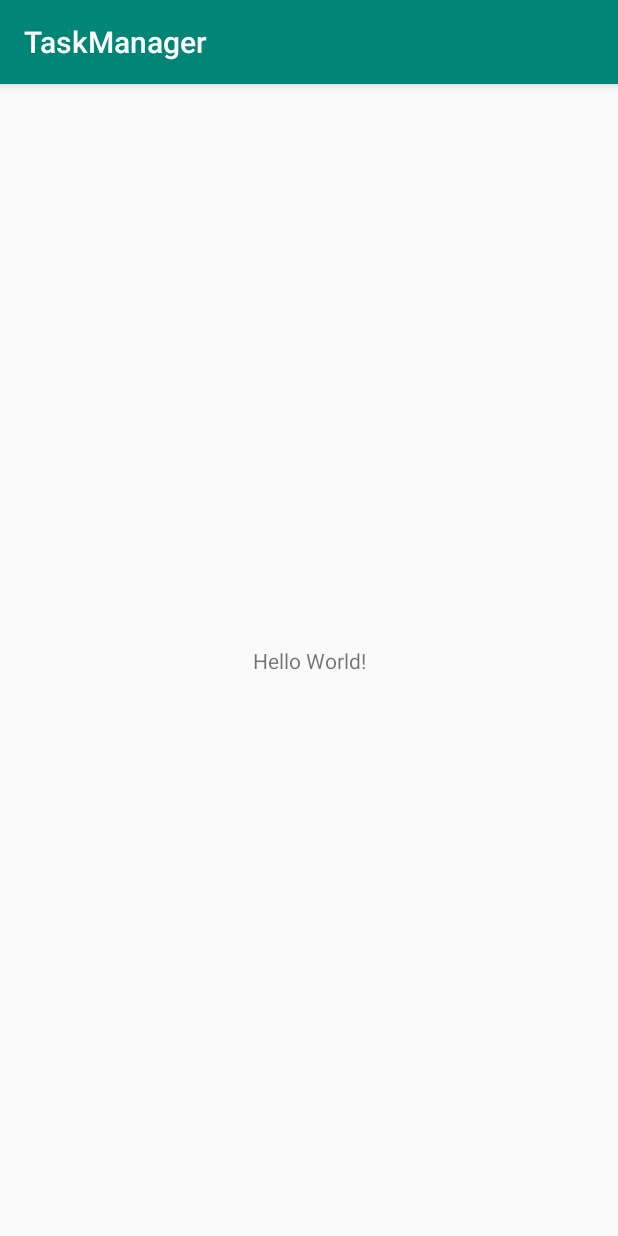
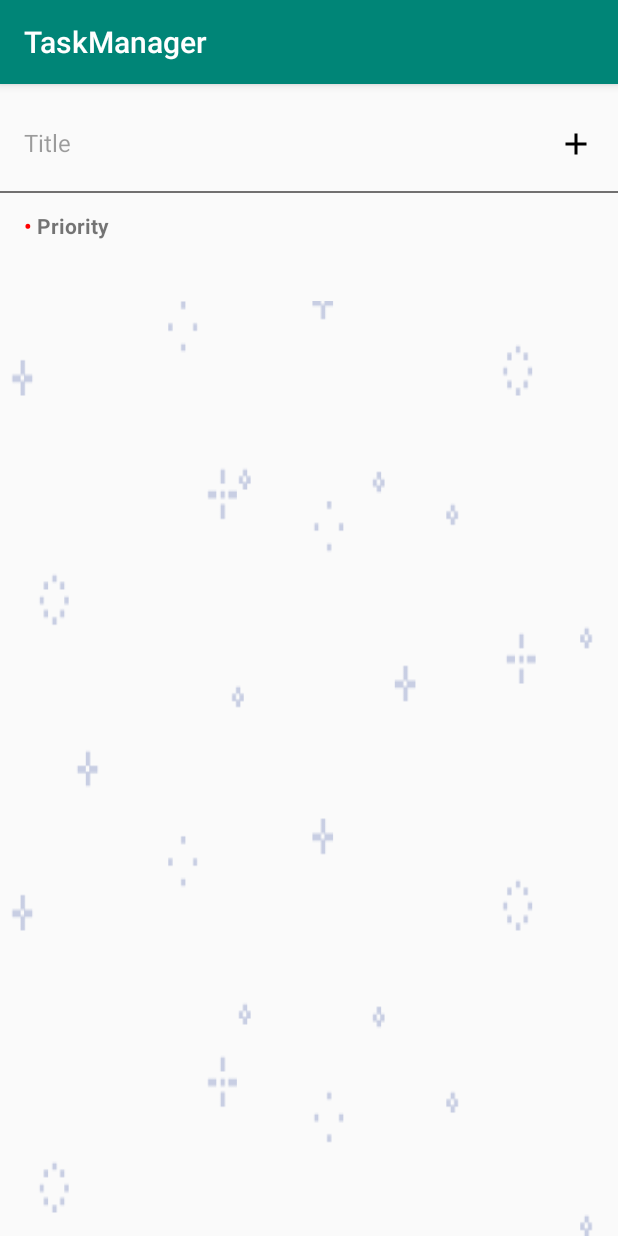
Before and after one commit to youlookbetteronline/TaskManager, an Android app: the screen it shows after launch (MainActivity before the commit, NewTaskActivity after it), on a phone screen of 412 x 824 dp. Run offline under Robolectric (Android 15) with nearby library versions, the phone set to English and light mode, and no system bars.

Commit message:
Create NewTaskView

```diff
--- a/app/src/main/AndroidManifest.xml
+++ b/app/src/main/AndroidManifest.xml
@@ -1,5 +1,6 @@
 <?xml version="1.0" encoding="utf-8"?>
 <manifest xmlns:android="http://schemas.android.com/apk/res/android"
+    xmlns:tools="http://schemas.android.com/tools"
     package="com.example.gav.taskmanager">
 
     <application
@@ -8,8 +9,12 @@
         android:label="@string/app_name"
         android:roundIcon="@mipmap/ic_launcher_round"
         android:supportsRtl="true"
-        android:theme="@style/AppTheme">
+        android:theme="@style/AppTheme"
+        tools:ignore="GoogleAppIndexingWarning">
         <activity android:name=".MainActivity">
+
+        </activity>
+        <activity android:name=".NewTaskActivity">
             <intent-filter>
                 <action android:name="android.intent.action.MAIN" />
 
--- /dev/null
+++ b/app/src/main/java/com/example/gav/taskmanager/NewTaskActivity.java
@@ -0,0 +1,76 @@
+package com.example.gav.taskmanager;
+
+import android.graphics.Color;
+import android.support.v7.app.AppCompatActivity;
+import android.os.Bundle;
+import android.text.Editable;
+import android.text.Spannable;
+import android.text.SpannableString;
+import android.text.Spanned;
+import android.text.TextUtils;
+import android.text.TextWatcher;
+import android.text.style.AbsoluteSizeSpan;
+import android.text.style.ForegroundColorSpan;
+import android.text.style.RelativeSizeSpan;
+import android.view.Gravity;
+import android.view.View;
+import android.widget.EditText;
+import android.widget.ImageButton;
+import android.widget.TextView;
+import android.widget.Toast;
+
+public class NewTaskActivity extends AppCompatActivity {
+
+    private TextView tvPriority;
+    private ImageButton ibAddTask;
+    private EditText etTitle;
+    @Override
+    protected void onCreate(Bundle savedInstanceState) {
+        super.onCreate(savedInstanceState);
+        setContentView(R.layout.activity_new_task);
+
+        initViews();
+        addSpannable();
+        initListeners();
+    }
+
+    private void initViews() {
+        tvPriority = findViewById(R.id.tvPriority);
+        ibAddTask = findViewById(R.id.ibAddTask);
+        etTitle = findViewById(R.id.etTitle);
+
+        ibAddTask.setEnabled(false);
+    }
+
+    private void addSpannable() {
+        Spannable text = new SpannableString(tvPriority.getText().toString());
+        text.setSpan(new ForegroundColorSpan(Color.RED), 0, 1,  Spanned.SPAN_EXCLUSIVE_EXCLUSIVE);
+        tvPriority.setText(text);
+    }
+
+    private void initListeners() {
+        ibAddTask.setOnClickListener(new View.OnClickListener() {
+            @Override
+            public void onClick(View v) {
+                Toast.makeText(NewTaskActivity.this, "Add new item success", Toast.LENGTH_SHORT).show();
+            }
+        });
+
+        etTitle.addTextChangedListener(new TextWatcher() {
+            @Override
+            public void beforeTextChanged(CharSequence s, int start, int count, int after) {
+
+            }
+
+            @Override
+            public void onTextChanged(CharSequence s, int start, int before, int count) {
+
+            }
+
+            @Override
+            public void afterTextChanged(Editable s) {
+                ibAddTask.setEnabled(!TextUtils.isEmpty(s));
+            }
+        });
+    }
+}
--- /dev/null
+++ b/app/src/main/res/drawable/icon_add_new_task.xml
@@ -0,0 +1,4 @@
+<vector android:height="24dp" android:viewportHeight="24.0"
+    android:viewportWidth="24.0" android:width="24dp" xmlns:android="http://schemas.android.com/apk/res/android">
+    <path android:fillColor="#FF000000" android:pathData="M19,13h-6v6h-2v-6H5v-2h6V5h2v6h6v2z"/>
+</vector>
--- /dev/null
+++ b/app/src/main/res/layout/activity_new_task.xml
@@ -0,0 +1,65 @@
+<?xml version="1.0" encoding="utf-8"?>
+<LinearLayout xmlns:android="http://schemas.android.com/apk/res/android"
+    xmlns:app="http://schemas.android.com/apk/res-auto"
+    xmlns:tools="http://schemas.android.com/tools"
+    android:layout_width="match_parent"
+    android:layout_height="match_parent"
+    android:orientation="vertical"
+    android:background="@drawable/bg"
+    tools:context=".NewTaskActivity">
+
+    <LinearLayout
+        android:layout_width="match_parent"
+        android:layout_height="wrap_content"
+        android:orientation="horizontal"
+        android:background="@color/bg_grey">
+
+        <EditText
+            android:id="@+id/etTitle"
+            android:layout_width="0dp"
+            android:layout_height="wrap_content"
+            android:layout_weight="1"
+            android:hint="@string/title"
+            android:textColorHint="@color/titleHintColor"
+            android:textSize="16sp"
+            android:layout_marginLeft="16dp"
+            android:layout_marginTop="28dp"
+            android:layout_marginBottom="21dp"
+            android:background="@null"/>
+
+        <ImageButton
+            android:id="@+id/ibAddTask"
+            android:layout_width="24dp"
+            android:layout_height="24dp"
+            android:src="@drawable/icon_add_new_task"
+            android:background="@null"
+            android:layout_marginRight="16dp"
+            android:layout_marginLeft="16dp"
+            android:layout_marginTop="28dp"/>
+    </LinearLayout>
+    <LinearLayout
+        android:layout_width="match_parent"
+        android:layout_height="wrap_content"
+        android:orientation="vertical"
+        android:background="@color/bg_grey">
+        <View
+            android:layout_width="match_parent"
+            android:layout_height="1dp"
+            android:background="@color/divider_color"/>
+
+        <TextView
+            android:id="@+id/tvPriority"
+            android:layout_width="match_parent"
+            android:layout_height="48dp"
+            android:text="@string/priority_text"
+            android:layout_marginTop="12dp"
+            android:layout_marginBottom="12dp"
+            android:layout_marginLeft="16dp"
+            android:textStyle="bold"
+            android:textColor="@color/priority_text"
+            android:background="@null"/>
+    </LinearLayout>
+
+
+
+</LinearLayout>
--- a/app/src/main/res/values/colors.xml
+++ b/app/src/main/res/values/colors.xml
@@ -3,4 +3,9 @@
     <color name="colorPrimary">#008577</color>
     <color name="colorPrimaryDark">#00574B</color>
     <color name="colorAccent">#D81B60</color>
+    <color name="titleHintColor">#61000000</color>
+    <color name="white">#ffffff</color>
+    <color name="bg_grey">#fafafa</color>
+    <color name="divider_color">#717070</color>
+    <color name="priority_text">#8a000000</color>
 </resources>
--- a/app/src/main/res/values/strings.xml
+++ b/app/src/main/res/values/strings.xml
@@ -1,3 +1,5 @@
 <resources>
     <string name="app_name">TaskManager</string>
+    <string name="title">Title</string>
+    <string name="priority_text">\u2022 Priority</string>
 </resources>
```
Also changed, not shown: app/src/main/res/drawable-hdpi/bg.png (added), app/src/main/res/drawable-mdpi/bg.png (added), app/src/main/res/drawable-xhdpi/bg.png (added), app/src/main/res/drawable-xxhdpi/bg.png (added), app/src/main/res/drawable-xxxhdpi/bg.png (added).
